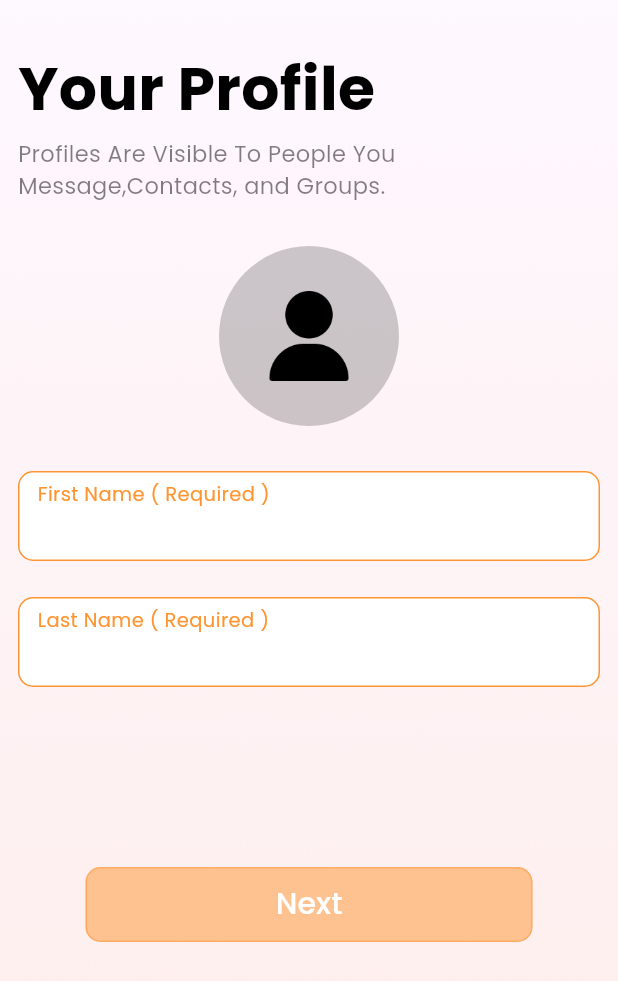
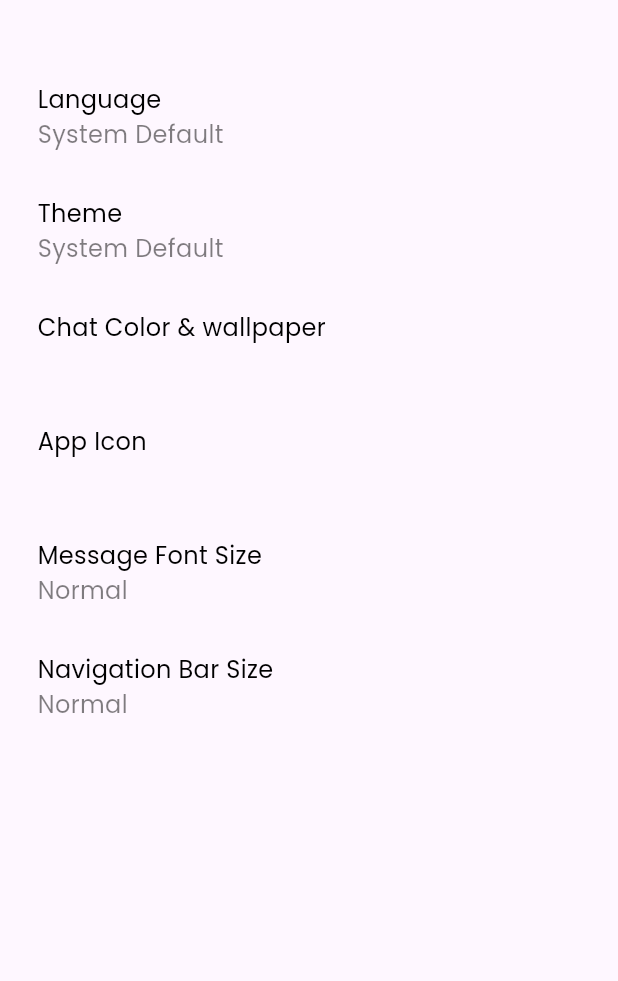
Before and after one commit to stackappSolution/firebase_chat_app, a Flutter app: the screen it shows after launch, on a phone screen of 412 x 824 dp. Shown: the top 981 px of the screen. Run offline on Flutter 3.47's test engine with Material 2 defaults, Android fonts, the phone set to English and light mode, and no system bars; our stand-ins replace cached_network_image, contacts_service, flutter_svg, get, image_picker, permission_handler and 1 more.

Commit message:
Add: Strings

```diff
--- a/lib/constant/string_constant.dart
+++ b/lib/constant/string_constant.dart
@@ -1,14 +1,23 @@
 class StringConstant{
 
-  static String yourProfile  = 'Your Profile';
-  static String profileAreVisible  = 'Profiles Are Visible To People You Message,Contacts, and Groups.';
-  static String firstName  = 'First Name ( Required )';
-  static String lastName  = 'Last Name ( Required )';
-  static String next  = 'Next';
-  static String enterValidName  = 'Enter Valid Name';
-  static String choose  = 'choose';
-  static String cansel  = 'Cansel';
+  static const String yourProfile  = 'Your Profile';
+  static const String profileAreVisible  = 'Profiles Are Visible To People You Message,Contacts, and Groups.';
+  static const String firstName  = 'First Name ( Required )';
+  static const String lastName  = 'Last Name ( Required )';
+  static const String next  = 'Next';
+  static const String enterValidName  = 'Enter Valid Name';
+  static const String choose  = 'choose';
+  static const String cansel  = 'Cansel';
   static const String calls='Calls';
   static const String chats='Chats';
+  static const String appearance='Appearance';
+  static const String language='Language';
+  static const String systemDefault ='System Default';
+  static const String theme ='Theme';
+  static const String chatColor ='Chat Color & wallpaper';
+  static const String appIcon ='App Icon';
+  static const String messageFontSize ='Message Font Size';
+  static const String normal ='Normal';
+  static const String navigationBarSize ='Navigation Bar Size';
 
 }
--- a/lib/main.dart
+++ b/lib/main.dart
@@ -2,6 +2,7 @@ import 'package:flutter/material.dart';
 import 'package:get/get.dart';
 import 'package:responsive_sizer/responsive_sizer.dart';
 import 'package:signal/app/app/utills/app_utills.dart';
+import 'package:signal/pages/appearance/appearance_screen.dart';
 import 'package:signal/pages/profile/profile_screen.dart';
 import 'package:signal/routes/routes_helper.dart';
 
@@ -23,7 +24,7 @@ class MyApp extends StatelessWidget {
             title: 'Flutter matrimonial app',
             theme: ThemeData(useMaterial3: true),
             debugShowCheckedModeBanner: false,
-            home: ProfileScreen(),
+            home: AppearanceScreen(),
             defaultTransition: Transition.fadeIn,
            // initialRoute: RouteHelper.getHomeScreen(),
             getPages: RouteHelper.routes,
--- /dev/null
+++ b/lib/pages/appearance/appearance_screen.dart
@@ -0,0 +1,43 @@
+import 'package:flutter/material.dart';
+import 'package:get/get_state_manager/src/simple/get_controllers.dart';
+import 'package:get/get_state_manager/src/simple/get_state.dart';
+import 'package:responsive_sizer/responsive_sizer.dart';
+import 'package:signal/app/widget/app_text.dart';
+import 'package:signal/constant/color_constant.dart';
+import 'package:signal/constant/string_constant.dart';
+
+class AppearanceScreen extends StatelessWidget {
+  const AppearanceScreen({super.key});
+
+  @override
+  Widget build(BuildContext context) {
+    return SafeArea(
+        child: Scaffold(
+      body: Padding(
+        padding:  EdgeInsets.only(top: 40.px),
+        child: Column(crossAxisAlignment: CrossAxisAlignment.start, children: [
+          appearanceViewTile(
+              StringConstant.language, StringConstant.systemDefault),
+          appearanceViewTile(StringConstant.theme, StringConstant.systemDefault),
+          appearanceViewTile(StringConstant.chatColor, ""),
+          appearanceViewTile(StringConstant.appIcon, ""),
+          appearanceViewTile(
+              StringConstant.messageFontSize, StringConstant.normal),
+          appearanceViewTile(
+              StringConstant.navigationBarSize, StringConstant.normal),
+        ]),
+      ),
+    ));
+  }
+
+  appearanceViewTile(title, subtitle) {
+    return Container(margin:EdgeInsets.symmetric(horizontal: 25.px,vertical: 15.px),
+      child: Column(crossAxisAlignment: CrossAxisAlignment.start,
+        children: [
+          AppText(title),
+          AppText(subtitle,color:AppColorConstant.appBlack.withOpacity(0.5)),
+        ],
+      ),
+    );
+  }
+}
--- a/lib/pages/profile/profile_view_model.dart
+++ b/lib/pages/profile/profile_view_model.dart
@@ -101,8 +101,12 @@ class ProfileViewModel {
       await Permission.storage.request();
       await Permission.camera.request();
 
-      // ignore: use_build_context_synchronously
-      showDialogs(context);
+      if(permissionStatus.isGranted && permissionStatus1.isGranted)
+        {
+          // ignore: use_build_context_synchronously
+          showDialogs(context);
+        }
+
     } else if (permissionStatus.isPermanentlyDenied &&
         permissionStatus1.isPermanentlyDenied) {
       await openAppSettings();
```
